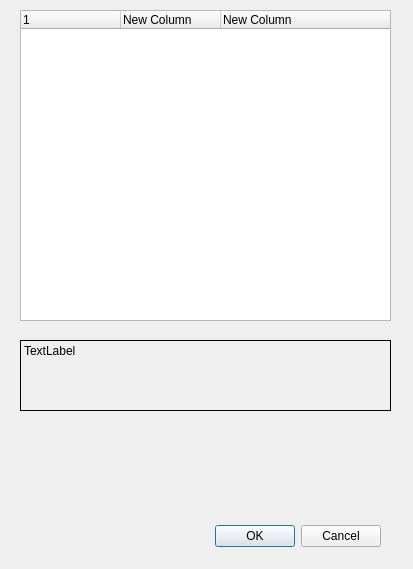
This is passfaildialog.ui in imatest/Operator-Console-Qt as Qt 5 draws it before an edit. The edited form follows.
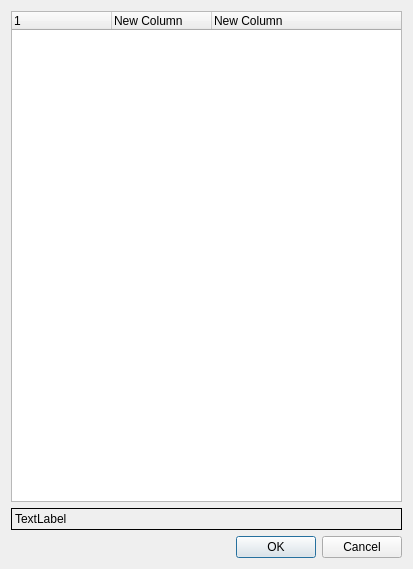
This is the edited form.

The edit to the form file:
```diff
--- a/passfaildialog.ui
+++ b/passfaildialog.ui
@@ -16,31 +16,9 @@
   <property name="windowTitle">
    <string>Pass Fail Settings</string>
   </property>
-  <widget class="QDialogButtonBox" name="buttonBox">
-   <property name="geometry">
-    <rect>
-     <x>40</x>
-     <y>520</y>
-     <width>341</width>
-     <height>32</height>
-    </rect>
-   </property>
-   <property name="orientation">
-    <enum>Qt::Horizontal</enum>
-   </property>
-   <property name="standardButtons">
-    <set>QDialogButtonBox::Cancel|QDialogButtonBox::Ok</set>
-   </property>
-  </widget>
+  <layout class="QVBoxLayout" name="verticalLayout">
+   <item>
   <widget class="QTreeWidget" name="treeWidget">
-   <property name="geometry">
-    <rect>
-     <x>20</x>
-     <y>10</y>
-     <width>371</width>
-     <height>311</height>
-    </rect>
-   </property>
    <column>
     <property name="text">
      <string>1</string>
@@ -57,15 +35,9 @@
     </property>
    </column>
   </widget>
+   </item>
+   <item>
   <widget class="QLabel" name="description">
-   <property name="geometry">
-    <rect>
-     <x>20</x>
-     <y>340</y>
-     <width>371</width>
-     <height>71</height>
-    </rect>
-   </property>
    <property name="frameShape">
     <enum>QFrame::Box</enum>
    </property>
@@ -79,6 +51,18 @@
     <bool>true</bool>
    </property>
   </widget>
+   </item>
+   <item>
+    <widget class="QDialogButtonBox" name="buttonBox">
+     <property name="orientation">
+      <enum>Qt::Horizontal</enum>
+     </property>
+     <property name="standardButtons">
+      <set>QDialogButtonBox::Cancel|QDialogButtonBox::Ok</set>
+     </property>
+    </widget>
+   </item>
+  </layout>
  </widget>
  <resources/>
  <connections>
```
Lines whose indentation alone changed are shown as unchanged.
